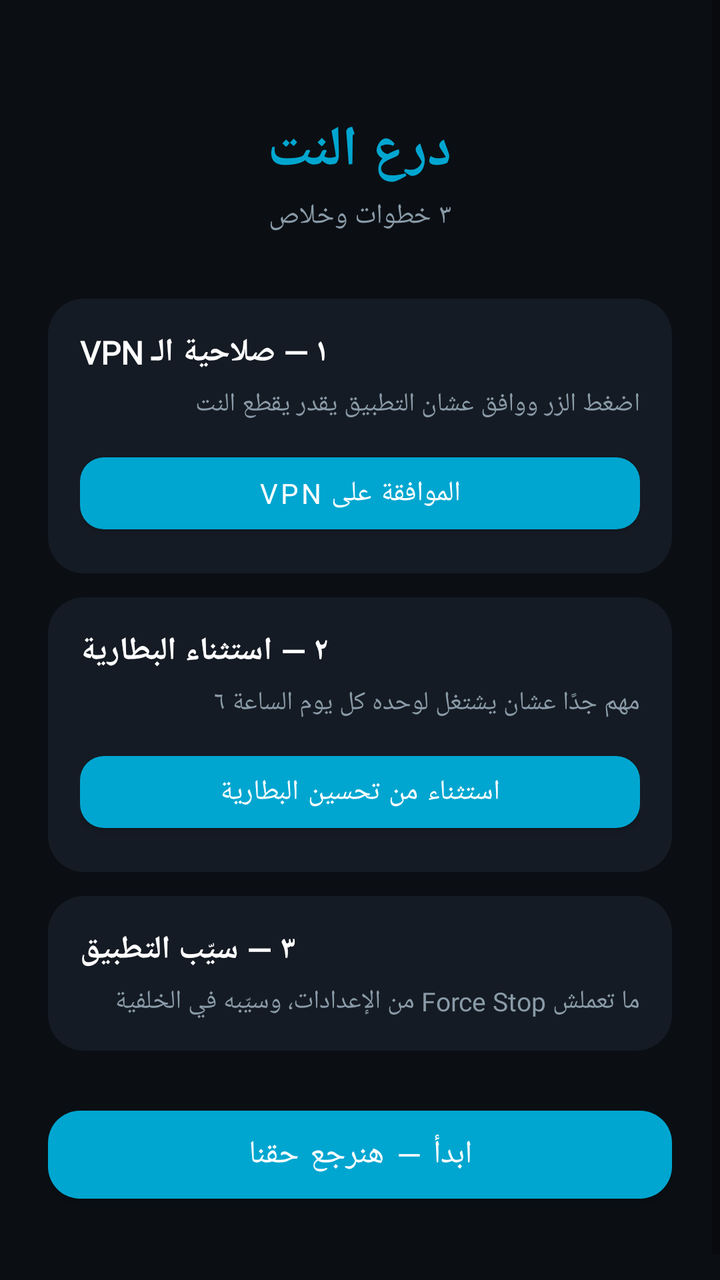
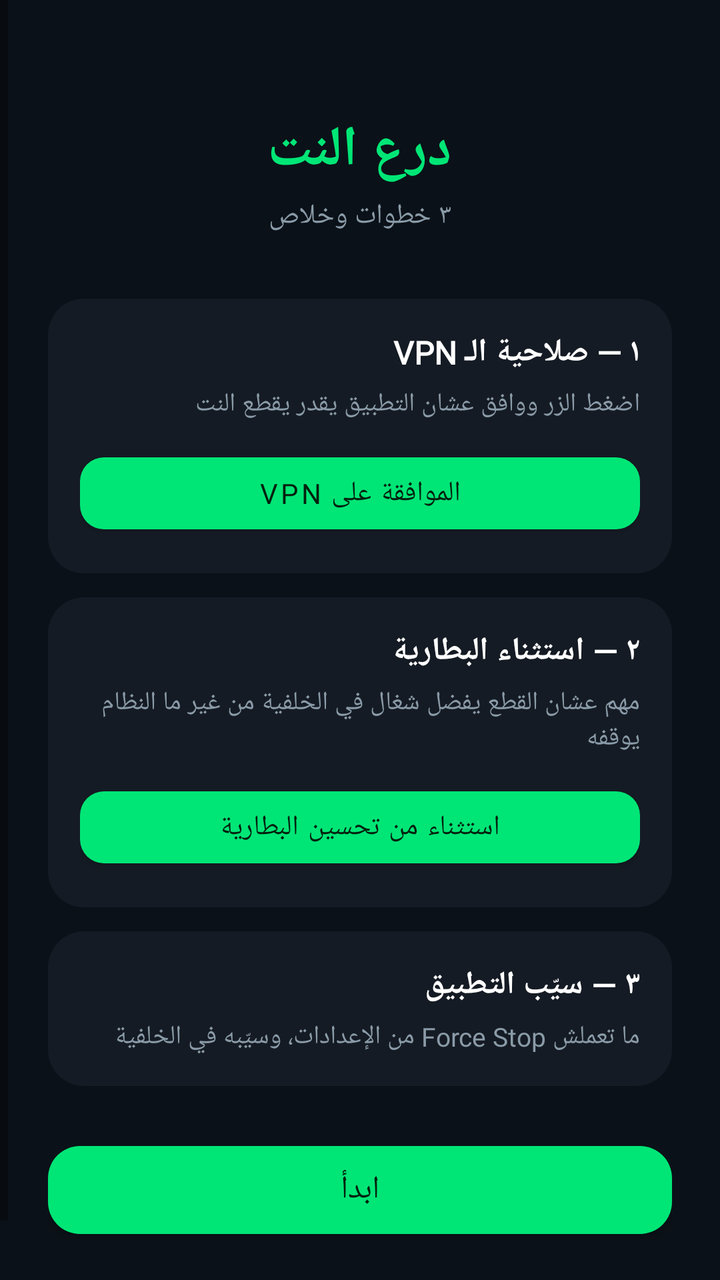

Two renders of the same Android screen: before a commit and after it. Below are the layout's source before the change and the commit's diff.
<!-- AndroidManifest.xml: application theme Theme.SomoodApp -->
<!-- res/layout/activity_welcome.xml -->
<?xml version="1.0" encoding="utf-8"?>
<ScrollView xmlns:android="http://schemas.android.com/apk/res/android"
    xmlns:app="http://schemas.android.com/apk/res-auto"
    android:layout_width="match_parent"
    android:layout_height="match_parent"
    android:background="#0B0F14"
    android:fillViewport="true">

    <LinearLayout
        android:layout_width="match_parent"
        android:layout_height="wrap_content"
        android:orientation="vertical"
        android:padding="24dp"
        android:gravity="center_horizontal">

        <TextView
            android:layout_width="wrap_content"
            android:layout_height="wrap_content"
            android:text="درع النت"
            android:textColor="#00A6D0"
            android:textSize="28sp"
            android:textStyle="bold"
            android:fontFamily="@font/tajawal"
            android:layout_marginTop="32dp" />

        <TextView
            android:layout_width="wrap_content"
            android:layout_height="wrap_content"
            android:text="٣ خطوات وخلاص"
            android:textColor="#8A9BA8"
            android:textSize="14sp"
            android:fontFamily="@font/tajawal"
            android:layout_marginTop="4dp"
            android:layout_marginBottom="32dp" />

        
        <LinearLayout
            android:layout_width="match_parent"
            android:layout_height="wrap_content"
            android:orientation="vertical"
            android:background="@drawable/card_dark"
            android:padding="16dp"
            android:layout_marginBottom="12dp">

            <TextView
                android:layout_width="wrap_content"
                android:layout_height="wrap_content"
                android:text="١ — صلاحية الـ VPN"
                android:textColor="#FFFFFF"
                android:textSize="16sp"
                android:textStyle="bold"
                android:fontFamily="@font/tajawal" />

            <TextView
                android:layout_width="match_parent"
                android:layout_height="wrap_content"
                android:text="اضغط الزر ووافق عشان التطبيق يقدر يقطع النت"
                android:textColor="#8A9BA8"
                android:textSize="13sp"
                android:fontFamily="@font/tajawal"
                android:layout_marginTop="6dp" />

            <com.google.android.material.button.MaterialButton
                android:id="@+id/btnVpn"
                android:layout_width="match_parent"
                android:layout_height="48dp"
                android:text="الموافقة على VPN"
                android:textSize="14sp"
                android:fontFamily="@font/tajawal"
                app:backgroundTint="#00A6D0"
                app:cornerRadius="12dp"
                android:layout_marginTop="12dp" />
        </LinearLayout>

        
        <LinearLayout
            android:layout_width="match_parent"
            android:layout_height="wrap_content"
            android:orientation="vertical"
            android:background="@drawable/card_dark"
            android:padding="16dp"
            android:layout_marginBottom="12dp">

            <TextView
                android:layout_width="wrap_content"
                android:layout_height="wrap_content"
                android:text="٢ — استثناء البطارية"
                android:textColor="#FFFFFF"
                android:textSize="16sp"
                android:textStyle="bold"
                android:fontFamily="@font/tajawal" />

            <TextView
                android:layout_width="match_parent"
                android:layout_height="wrap_content"
                android:text="مهم جدًا عشان يشتغل لوحده كل يوم الساعة ٦"
                android:textColor="#8A9BA8"
                android:textSize="13sp"
                android:fontFamily="@font/tajawal"
                android:layout_marginTop="6dp" />

            <com.google.android.material.button.MaterialButton
                android:id="@+id/btnBattery"
                android:layout_width="match_parent"
                android:layout_height="48dp"
                android:text="استثناء من تحسين البطارية"
                android:textSize="14sp"
                android:fontFamily="@font/tajawal"
                app:backgroundTint="#00A6D0"
                app:cornerRadius="12dp"
                android:layout_marginTop="12dp" />
        </LinearLayout>

        
        <LinearLayout
            android:layout_width="match_parent"
            android:layout_height="wrap_content"
            android:orientation="vertical"
            android:background="@drawable/card_dark"
            android:padding="16dp"
            android:layout_marginBottom="24dp">

            <TextView
                android:layout_width="wrap_content"
                android:layout_height="wrap_content"
                android:text="٣ — سيّب التطبيق"
                android:textColor="#FFFFFF"
                android:textSize="16sp"
                android:textStyle="bold"
                android:fontFamily="@font/tajawal" />

            <TextView
                android:layout_width="match_parent"
                android:layout_height="wrap_content"
                android:text="ما تعملش Force Stop من الإعدادات، وسيّبه في الخلفية"
                android:textColor="#8A9BA8"
                android:textSize="13sp"
                android:fontFamily="@font/tajawal"
                android:layout_marginTop="6dp" />
        </LinearLayout>

        <com.google.android.material.button.MaterialButton
            android:id="@+id/btnStart"
            android:layout_width="match_parent"
            android:layout_height="56dp"
            android:text="ابدأ — هنرجع حقنا"
            android:textSize="16sp"
            android:fontFamily="@font/tajawal"
            app:backgroundTint="#00A6D0"
            app:cornerRadius="16dp"
            android:layout_marginBottom="24dp" />

    </LinearLayout>
</ScrollView>
<!-- resources referenced by this layout -->
<resources>
  <!-- drawable card_dark (drawable) -->
  <?xml version="1.0" encoding="utf-8"?>
  <shape xmlns:android="http://schemas.android.com/apk/res/android"
      android:shape="rectangle">
      <solid android:color="#151B24" />
      <corners android:radius="18dp" />
  </shape>
  <style name="Theme.SomoodApp" parent="Theme.MaterialComponents.DayNight.NoActionBar">
          <item name="colorPrimary">@color/primary</item>
          <item name="colorPrimaryVariant">@color/primary_dark</item>
          <item name="colorOnPrimary">@color/white</item>
          <item name="android:statusBarColor">@color/background</item>
          <item name="android:navigationBarColor">@color/background</item>
          <item name="android:windowBackground">@color/background</item>
      </style>
  <color name="primary">#00A6D0</color>
  <color name="primary_dark">#008CB0</color>
  <color name="white">#FFFFFFFF</color>
  <color name="background">#0A0E14</color>
</resources>

<!-- the commit's change to res/layout/activity_welcome.xml (unified diff, before → after) -->
@@ -3,8 +3,9 @@
     xmlns:app="http://schemas.android.com/apk/res-auto"
     android:layout_width="match_parent"
     android:layout_height="match_parent"
-    android:background="#0B0F14"
-    android:fillViewport="true">
+    android:background="#0B1118"
+    android:fillViewport="true"
+    android:layoutDirection="rtl">
 
     <LinearLayout
         android:layout_width="match_parent"
@@ -17,7 +18,7 @@
             android:layout_width="wrap_content"
             android:layout_height="wrap_content"
             android:text="درع النت"
-            android:textColor="#00A6D0"
+            android:textColor="#00E676"
             android:textSize="28sp"
             android:textStyle="bold"
             android:fontFamily="@font/tajawal"
@@ -67,7 +68,7 @@
                 android:text="الموافقة على VPN"
                 android:textSize="14sp"
                 android:fontFamily="@font/tajawal"
-                app:backgroundTint="#00A6D0"
+                app:backgroundTint="#00E676"
                 app:cornerRadius="12dp"
                 android:layout_marginTop="12dp" />
         </LinearLayout>
@@ -93,7 +94,7 @@
             <TextView
                 android:layout_width="match_parent"
                 android:layout_height="wrap_content"
-                android:text="مهم جدًا عشان يشتغل لوحده كل يوم الساعة ٦"
+                android:text="مهم عشان القطع يفضل شغال في الخلفية من غير ما النظام يوقفه"
                 android:textColor="#8A9BA8"
                 android:textSize="13sp"
                 android:fontFamily="@font/tajawal"
@@ -106,7 +107,7 @@
                 android:text="استثناء من تحسين البطارية"
                 android:textSize="14sp"
                 android:fontFamily="@font/tajawal"
-                app:backgroundTint="#00A6D0"
+                app:backgroundTint="#00E676"
                 app:cornerRadius="12dp"
                 android:layout_marginTop="12dp" />
         </LinearLayout>
@@ -143,10 +144,10 @@
             android:id="@+id/btnStart"
             android:layout_width="match_parent"
             android:layout_height="56dp"
-            android:text="ابدأ — هنرجع حقنا"
+            android:text="ابدأ"
             android:textSize="16sp"
             android:fontFamily="@font/tajawal"
-            app:backgroundTint="#00A6D0"
+            app:backgroundTint="#00E676"
             app:cornerRadius="16dp"
             android:layout_marginBottom="24dp" />
 
<!-- resource entries referenced after the edit -->
@@ -10,14 +10,14 @@
   <style name="Theme.SomoodApp" parent="Theme.MaterialComponents.DayNight.NoActionBar">
           <item name="colorPrimary">@color/primary</item>
           <item name="colorPrimaryVariant">@color/primary_dark</item>
-          <item name="colorOnPrimary">@color/white</item>
+          <item name="colorOnPrimary">@color/on_primary</item>
           <item name="android:statusBarColor">@color/background</item>
           <item name="android:navigationBarColor">@color/background</item>
           <item name="android:windowBackground">@color/background</item>
       </style>
-  <color name="primary">#00A6D0</color>
-  <color name="primary_dark">#008CB0</color>
-  <color name="white">#FFFFFFFF</color>
-  <color name="background">#0A0E14</color>
+  <color name="primary">#00E676</color>
+  <color name="primary_dark">#00C060</color>
+  <color name="on_primary">#04210F</color>
+  <color name="background">#0B1118</color>
 </resources>
 
